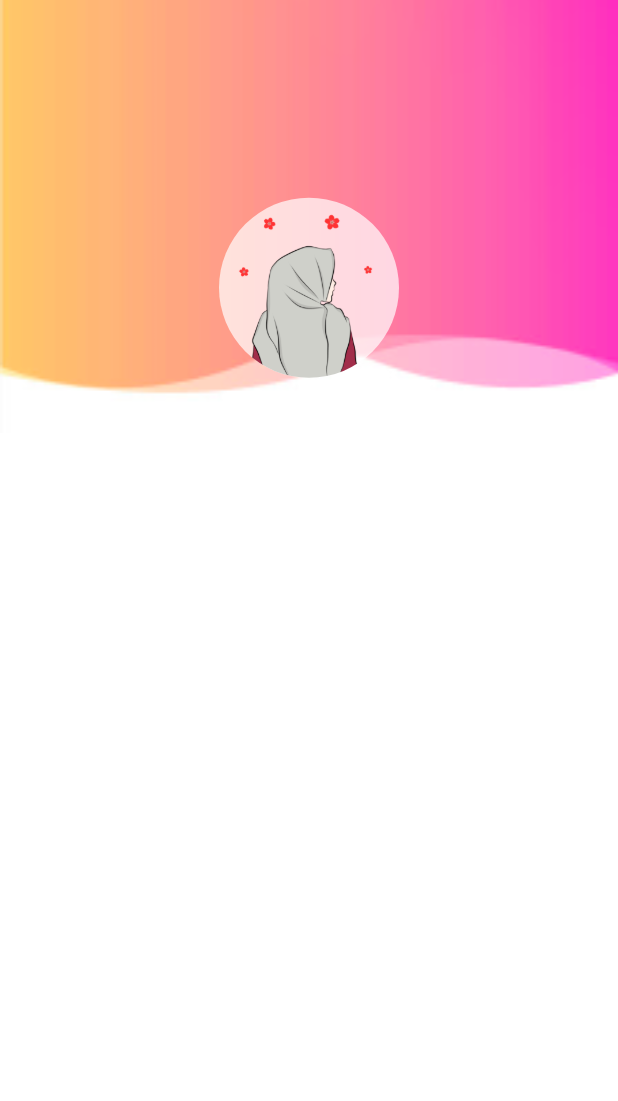
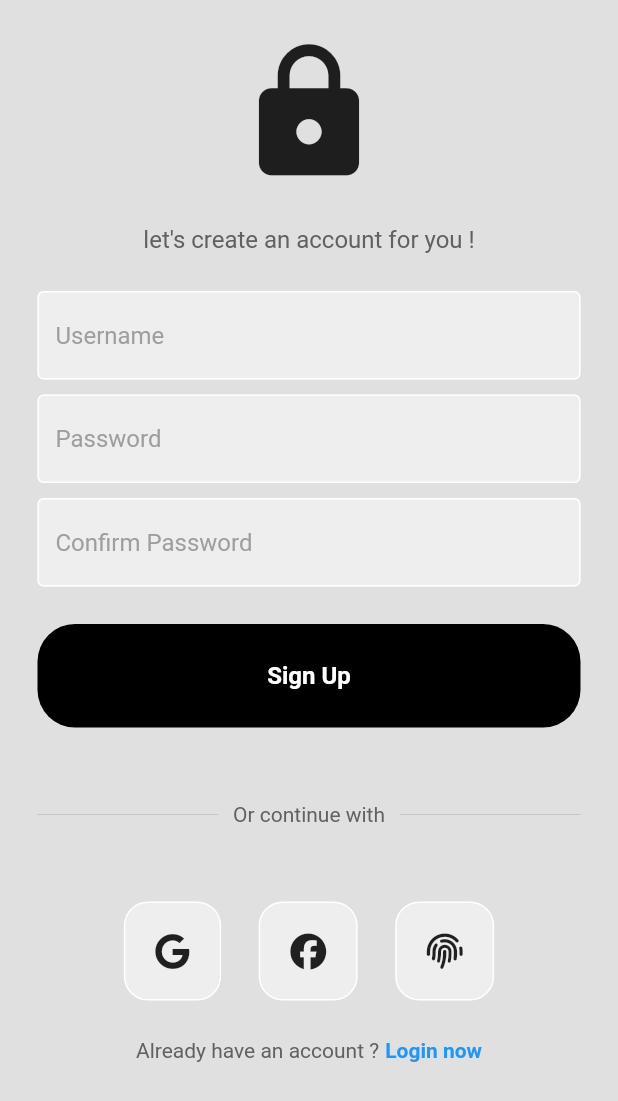
Before and after one commit to youssefbenhissi/expenseManager, a Flutter app: the SignUpPage screen opened directly, on a phone screen of 412 x 824 dp. Shown: the top 1101 px of the screen. Run offline on Flutter 3.47's test engine with Material 2 defaults, Android fonts, the light colour scheme and no system bars; our stand-ins replace awesome_snackbar_content, firebase_auth, firebase_core, flutter_bloc, font_awesome_flutter, get_it and 7 more; missing offline and left inert: flutter_tawk; accounts and stored records are empty; generated files the repository leaves out were written again; network calls fail.

Commit message:
sign in with google

```diff
--- a/lib/login/auth.dart
+++ b/lib/login/auth.dart
@@ -15,7 +15,7 @@ class Auth extends StatelessWidget {
           if (snapshot.hasData) {
             return const HomePage();
           } else {
-            return NewLoginPage();
+            return const NewLoginPage();
           }
         },
       ),
--- a/lib/login/button.dart
+++ b/lib/login/button.dart
@@ -2,7 +2,12 @@ import 'package:flutter/material.dart';
 
 class MyButton extends StatelessWidget {
   final VoidCallback onTap;
-  const MyButton({super.key, required this.onTap});
+  final String title;
+  const MyButton({
+    super.key,
+    required this.onTap,
+    required this.title,
+  });
 
   @override
   Widget build(BuildContext context) {
@@ -17,10 +22,10 @@ class MyButton extends StatelessWidget {
             25,
           ),
         ),
-        child: const Center(
+        child: Center(
           child: Text(
-            "Sign In",
-            style: TextStyle(
+            title,
+            style: const TextStyle(
               color: Colors.white,
               fontWeight: FontWeight.bold,
               fontSize: 16,
--- a/lib/login/square_tile.dart
+++ b/lib/login/square_tile.dart
@@ -3,14 +3,18 @@ import 'package:font_awesome_flutter/font_awesome_flutter.dart';
 
 class SquareTile extends StatelessWidget {
   final IconData? icon;
+  final Function()? onTap;
   const SquareTile({
     super.key,
     required this.icon,
+    required this.onTap,
   });
 
   @override
   Widget build(BuildContext context) {
-    return Container(
+    return GestureDetector(
+      onTap: onTap,
+      child: Container(
         padding: const EdgeInsets.all(20),
         decoration: BoxDecoration(
           border: Border.all(color: Colors.white),
@@ -20,6 +24,7 @@ class SquareTile extends StatelessWidget {
         child: FaIcon(
           icon,
         ),
+      ),
     );
   }
 }
--- a/lib/signup/signup_page.dart
+++ b/lib/signup/signup_page.dart
@@ -1,39 +1,172 @@
+import 'package:expense_manager/app_page_injectable.dart';
+import 'package:expense_manager/login/button.dart';
+import 'package:expense_manager/login/square_tile.dart';
+import 'package:expense_manager/login/text_field.dart';
+import 'package:firebase_auth/firebase_auth.dart';
 import 'package:flutter/material.dart';
+import 'package:font_awesome_flutter/font_awesome_flutter.dart';
 
-class SignUpPage extends StatelessWidget {
+class SignUpPage extends StatefulWidget {
   const SignUpPage({super.key});
 
   @override
+  State<SignUpPage> createState() => _SignUpPageState();
+}
+
+class _SignUpPageState extends State<SignUpPage> {
+  final usernameController = TextEditingController();
+
+  final passwordController = TextEditingController();
+  final confirmPasswordController = TextEditingController();
+
+  void signUserUp() async {
+    showDialog(
+        context: context,
+        builder: (context) {
+          return const Center(
+            child: CircularProgressIndicator(),
+          );
+        });
+    try {
+      if (passwordController.text == confirmPasswordController.text) {
+        await FirebaseAuth.instance.createUserWithEmailAndPassword(
+            email: usernameController.text, password: passwordController.text);
+      }
+      Navigator.pop(context);
+    } on FirebaseAuthException catch (e) {
+      if (e.code == 'user-not-found') {
+        print('No user found for that email.');
+      } else if (e.code == 'wrong-password') {
+        print('Wrong password provided for that user.');
+      }
+    }
+  }
+
+  @override
   Widget build(BuildContext context) {
-    double width = MediaQuery.of(context).size.width;
-    double height = MediaQuery.of(context).size.height;
     return Scaffold(
-      backgroundColor: Colors.white,
-      body: Column(
+      backgroundColor: Colors.grey[300],
+      body: SafeArea(
+        child: SingleChildScrollView(
+          child: Column(
+            mainAxisAlignment: MainAxisAlignment.center,
             children: [
-          Container(
-            width: width,
-            height: height * 0.35,
-            decoration: const BoxDecoration(
-              image: DecorationImage(
-                image: AssetImage("assets/images/signup.png"),
-                fit: BoxFit.cover,
+              const SizedBox(height: 25),
+              const Icon(
+                Icons.lock,
+                size: 100,
+              ),
+              const SizedBox(height: 25),
+              Text(
+                "let's create an account for you !",
+                style: TextStyle(
+                  color: Colors.grey[700],
+                  fontSize: 16,
                 ),
               ),
-            child: Column(
+              const SizedBox(
+                height: 25,
+              ),
+              LoginPageTextField(
+                controller: usernameController,
+                hintText: "Username",
+                obscureText: false,
+              ),
+              const SizedBox(height: 10),
+              LoginPageTextField(
+                controller: passwordController,
+                hintText: "Password",
+                obscureText: true,
+              ),
+              const SizedBox(height: 10),
+              LoginPageTextField(
+                controller: confirmPasswordController,
+                hintText: "Confirm Password",
+                obscureText: true,
+              ),
+              const SizedBox(
+                height: 25,
+              ),
+              MyButton(
+                title: "Sign Up",
+                onTap: () {
+                  signUserUp();
+                },
+              ),
+              const SizedBox(height: 50),
+              Padding(
+                padding: const EdgeInsets.symmetric(horizontal: 25.0),
+                child: Row(
                   children: [
-                SizedBox(
-                  height: height * 0.16,
+                    Expanded(
+                      child: Divider(
+                        thickness: 0.5,
+                        color: Colors.grey[400],
                       ),
-                const CircleAvatar(
-                  backgroundColor: Colors.white70,
-                  radius: 60,
-                  backgroundImage: AssetImage("assets/images/profile1.png"),
+                    ),
+                    Padding(
+                      padding: const EdgeInsets.symmetric(horizontal: 10.0),
+                      child: Text(
+                        'Or continue with',
+                        style: TextStyle(color: Colors.grey[700]),
+                      ),
+                    ),
+                    Expanded(
+                      child: Divider(
+                        thickness: 0.5,
+                        color: Colors.grey[400],
+                      ),
+                    ),
+                  ],
+                ),
+              ),
+              const SizedBox(height: 50),
+              Row(
+                mainAxisAlignment: MainAxisAlignment.center,
+                children: [
+                  SquareTile(
+                    onTap: () {},
+                    icon: FontAwesomeIcons.google,
+                  ),
+                  const SizedBox(
+                    width: 25,
+                  ),
+                  SquareTile(
+                    onTap: () {},
+                    icon: FontAwesomeIcons.facebook,
+                  ),
+                  const SizedBox(
+                    width: 25,
+                  ),
+                  SquareTile(
+                    onTap: () {},
+                    icon: FontAwesomeIcons.fingerprint,
+                  )
+                ],
+              ),
+              const SizedBox(height: 25),
+              Row(
+                mainAxisAlignment: MainAxisAlignment.center,
+                children: [
+                  Text(
+                    'Already have an account ?',
+                    style: TextStyle(color: Colors.grey[700]),
+                  ),
+                  const SizedBox(
+                    width: 4,
+                  ),
+                  GestureDetector(
+                    child: const Text(
+                      'Login now',
+                      style: TextStyle(
+                          color: Colors.blue, fontWeight: FontWeight.bold),
+                    ),
+                  ),
+                ],
               )
             ],
           ),
         ),
-        ],
       ),
     );
   }
--- a/pubspec.yaml
+++ b/pubspec.yaml
@@ -48,6 +48,7 @@ dependencies:
   getwidget: ^3.1.1
   flutter_tawk: ^0.1.0
   firebase_auth: ^4.6.3
+  google_sign_in: ^6.1.4
 dev_dependencies:
   flutter_test:
     sdk: flutter
```
Also changed, not shown: lib/login/new_login_page.dart (+15 -6 lines), lib/services/auth_service.dart (added, +14 -0 lines), pubspec.lock, 2 other files. Lines whose indentation alone changed are shown as unchanged.
